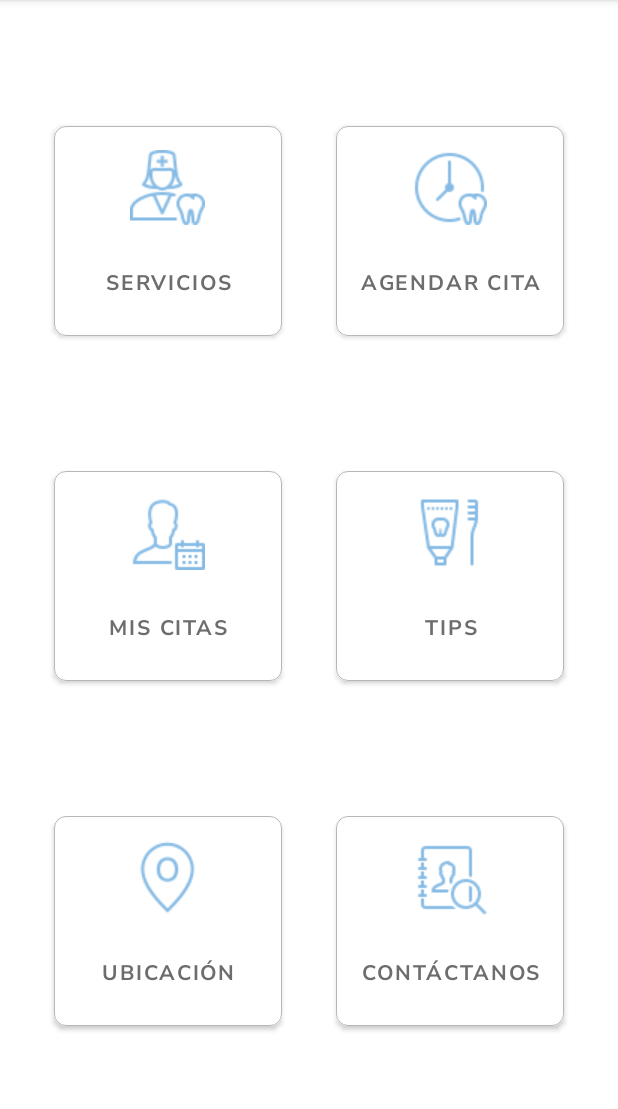
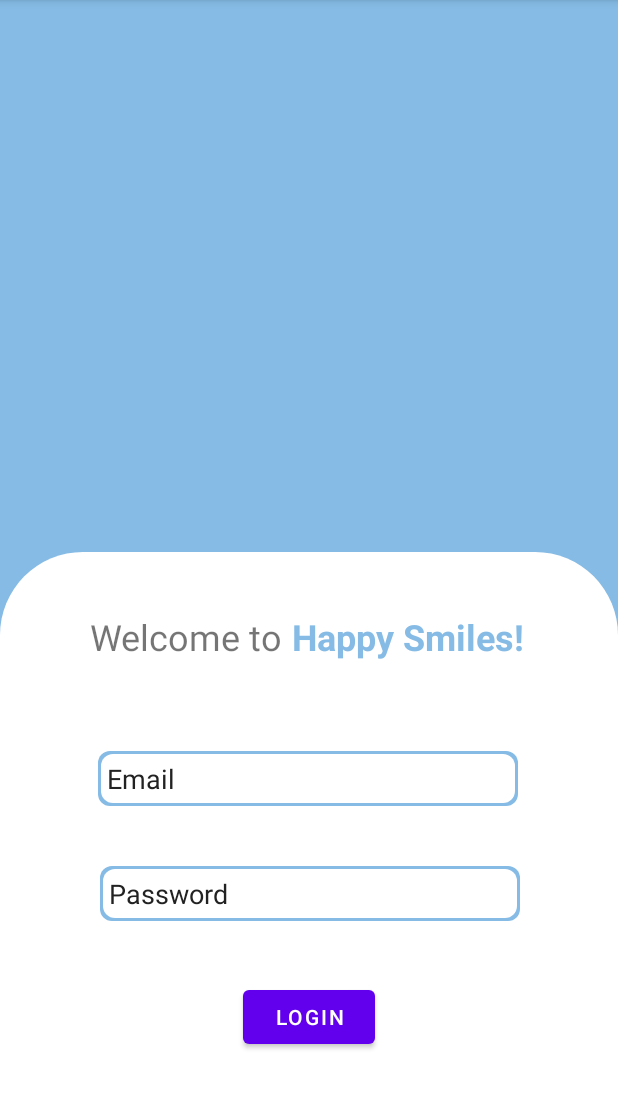
Before and after one commit to nathaliehidalgo/DentistApp, an Android app: the screen it shows after launch (MainActivity before the commit, LoginActivity after it), on a phone screen of 412 x 824 dp, the part 84-1193 px from its top. Run offline under Robolectric (Android 15) with nearby library versions, the phone set to English and light mode, and no system bars; our stand-ins replace Firebase (no records; nobody signed in at launch, a user with empty details on screens opened directly); Roboto replaces fonts that are not available here.

Commit message:
login activity changes

```diff
--- a/app/build.gradle
+++ b/app/build.gradle
@@ -1,9 +1,6 @@
 plugins {
     id 'com.android.application'
-}
-
-repositories {
-    google()
+    id 'com.google.gms.google-services'
 }
 
 
@@ -40,9 +37,14 @@ dependencies {
     implementation 'androidx.appcompat:appcompat:1.2.0'
     implementation 'com.google.android.material:material:1.3.0'
     implementation 'androidx.constraintlayout:constraintlayout:2.0.4'
+    implementation 'com.google.firebase:firebase-database:19.7.0'
+    implementation 'com.firebaseui:firebase-ui-database:6.3.0'
+    implementation 'com.google.firebase:firebase-auth'
     testImplementation 'junit:junit:4.+'
     androidTestImplementation 'androidx.test.ext:junit:1.1.2'
     androidTestImplementation 'androidx.test.espresso:espresso-core:3.3.0'
     implementation 'pl.droidsonroids.gif:android-gif-drawable:1.2.3'
     implementation 'com.airbnb.android:lottie:3.7.0'
+    implementation 'com.firebaseui:firebase-ui-auth:6.4.0'
+    implementation platform('com.google.firebase:firebase-bom:26.8.0')
 }
--- a/app/src/main/AndroidManifest.xml
+++ b/app/src/main/AndroidManifest.xml
@@ -1,6 +1,10 @@
 <?xml version="1.0" encoding="utf-8"?>
 <manifest xmlns:android="http://schemas.android.com/apk/res/android"
     package="com.example.dentistapp">
+
+    <uses-permission android:name="android.permission.INTERNET" />
+    <uses-permission android:name="android.permission.ACCESS_NETWORK_STATE" />
+
 
     <application
         android:allowBackup="true"
@@ -11,6 +15,7 @@
         android:theme="@style/Theme.DentistApp">
         <activity android:name=".MainActivity"/>
         <activity android:name=".DisplayServicesActivity"/>
+        <activity android:name=".LoginActivity"/>
         <activity android:name="com.example.dentistapp.SplashActivity">
             <intent-filter>
                 <action android:name="android.intent.action.MAIN" />
--- /dev/null
+++ b/app/src/main/java/com/example/dentistapp/LoginActivity.java
@@ -0,0 +1,53 @@
+package com.example.dentistapp;
+
+import android.content.Intent;
+import android.os.Bundle;
+import android.util.Log;
+import android.widget.Button;
+import android.widget.EditText;
+import android.widget.Toast;
+
+import androidx.appcompat.app.AppCompatActivity;
+
+import com.google.firebase.auth.FirebaseAuth;
+import com.google.firebase.auth.FirebaseUser;
+
+public class LoginActivity extends AppCompatActivity {
+    private static final androidx.appcompat.app.AppCompatDelegate AppCompatDelegate = null;
+
+    private static final String TAG = "MainActivity";
+    private FirebaseAuth mAuth;
+
+
+    @Override
+    protected void onCreate(Bundle savedInstanceState) {
+        super.onCreate(savedInstanceState);
+        setContentView(R.layout.activity_login);
+        mAuth = FirebaseAuth.getInstance();
+
+        Button loginBtn = (Button) findViewById(R.id.login_button);
+        EditText emailInput = (EditText) findViewById(R.id.edittext_email);
+        EditText passwordInput = (EditText) findViewById(R.id.edittext_password);
+
+        loginBtn.setOnClickListener(v -> mAuth.signInWithEmailAndPassword(emailInput.getText().toString(), passwordInput.getText().toString())
+                .addOnCompleteListener(LoginActivity.this, task -> {
+                    if (task.isSuccessful()) {
+                        // Sign in success, update UI with the signed-in user's information
+                        Log.d(TAG, "signInWithEmail:success");
+                        FirebaseUser user = mAuth.getCurrentUser();
+                        openNewActivity();
+                    } else {
+                        // If sign in fails, display a message to the user.
+                        Log.w(TAG, "signInWithEmail:failure", task.getException());
+                        Toast.makeText(LoginActivity.this, "Authentication failed.",
+                                Toast.LENGTH_SHORT).show();
+                    }
+                }));
+    }
+
+    private void openNewActivity() {
+        Intent intent = new Intent(this, MainActivity.class);
+        startActivity(intent);
+    }
+
+}
--- a/app/src/main/java/com/example/dentistapp/SplashActivity.java
+++ b/app/src/main/java/com/example/dentistapp/SplashActivity.java
@@ -20,7 +20,7 @@ public class SplashActivity extends AppCompatActivity {
             @Override
             public void run() {
                 /* Create an Intent that will start the Menu-Activity. */
-                Intent mainIntent = new Intent(SplashActivity.this, MainActivity.class);
+                Intent mainIntent = new Intent(SplashActivity.this, LoginActivity.class);
                 SplashActivity.this.startActivity(mainIntent);
                 SplashActivity.this.finish();
             }
--- /dev/null
+++ b/app/src/main/res/drawable/edit_text_style.xml
@@ -0,0 +1,25 @@
+<?xml version="1.0" encoding="utf-8"?>
+<layer-list xmlns:android="http://schemas.android.com/apk/res/android">
+    <item>
+        <shape android:shape="rectangle">
+            <solid android:color="@color/mainblue" />
+            <corners android:radius="8dp" />
+        </shape>
+    </item>
+
+    <item
+        android:bottom="2dp"
+        android:padding="6dp"
+        android:textColorHint="#222222"
+        android:textColor="#000"
+        android:left="2dp"
+        android:right="2dp"
+        android:top="2dp">
+        <shape android:shape="rectangle">
+            <padding android:top="10dp" />
+            <solid android:color="@android:color/white" />
+            <corners android:radius="8dp" />
+
+        </shape>
+    </item>
+</layer-list>
--- a/app/src/main/res/drawable/rectangle_view.xml
+++ b/app/src/main/res/drawable/rectangle_view.xml
@@ -7,8 +7,8 @@
         <shape
             android:shape="rectangle">
             <solid android:color="@color/white"/>
-            <corners android:topRightRadius="50dp"
-                android:topLeftRadius="50dp"
+            <corners android:topRightRadius="55dp"
+                android:topLeftRadius="55dp"
                 />
         </shape>
     </item>
--- a/app/src/main/res/layout/activity_login.xml
+++ b/app/src/main/res/layout/activity_login.xml
@@ -1,6 +1,84 @@
 <?xml version="1.0" encoding="utf-8"?>
-<androidx.constraintlayout.widget.ConstraintLayout
-    xmlns:android="http://schemas.android.com/apk/res/android" android:layout_width="match_parent"
-    android:layout_height="match_parent">
+<androidx.constraintlayout.widget.ConstraintLayout xmlns:android="http://schemas.android.com/apk/res/android"
+    xmlns:app="http://schemas.android.com/apk/res-auto"
+    xmlns:tools="http://schemas.android.com/tools"
+    android:layout_width="match_parent"
+    android:layout_height="match_parent"
+    android:background="@color/mainblue"
+    android:orientation="vertical">
+
+    <View
+        android:id="@+id/whiteview"
+        android:layout_width="match_parent"
+        android:layout_height="400dp"
+        android:background="@drawable/rectangle_view"
+        app:layout_constraintBottom_toBottomOf="parent"
+        app:layout_constraintStart_toStartOf="parent" />
+
+    <EditText
+        android:id="@+id/edittext_email"
+        android:layout_width="280dp"
+        android:layout_height="wrap_content"
+        android:layout_marginTop="60dp"
+        android:background="@drawable/edit_text_style"
+        android:hint="Email"
+        android:padding="6dp"
+        android:textColorHint="#222222"
+        app:layout_constraintEnd_toEndOf="parent"
+        app:layout_constraintHorizontal_bias="0.496"
+
+        app:layout_constraintStart_toStartOf="parent"
+        app:layout_constraintTop_toBottomOf="@+id/textView" />
+
+    <EditText
+        android:id="@+id/edittext_password"
+        android:layout_width="280dp"
+        android:layout_height="wrap_content"
+        android:layout_marginTop="40dp"
+        android:background="@drawable/edit_text_style"
+        android:hint="Password"
+        android:inputType="textPassword"
+        android:padding="6dp"
+        android:textColorHint="#222222"
+        app:layout_constraintEnd_toEndOf="parent"
+        app:layout_constraintHorizontal_bias="0.503"
+        app:layout_constraintStart_toStartOf="parent"
+        app:layout_constraintTop_toBottomOf="@+id/edittext_email" />
+
+    <Button
+        android:id="@+id/login_button"
+        android:layout_width="wrap_content"
+        android:layout_height="wrap_content"
+        android:layout_marginTop="40dp"
+        android:text="Login"
+        app:layout_constraintEnd_toEndOf="parent"
+        app:layout_constraintStart_toStartOf="parent"
+        app:layout_constraintTop_toBottomOf="@+id/edittext_password" />
+
+    <TextView
+        android:id="@+id/textView"
+        android:layout_width="wrap_content"
+        android:layout_height="wrap_content"
+        android:layout_marginStart="60dp"
+        android:layout_marginTop="40dp"
+        android:text="Welcome to "
+        android:textSize="24sp"
+        app:layout_constraintStart_toStartOf="parent"
+        app:layout_constraintTop_toTopOf="@+id/whiteview" />
+
+    <TextView
+        android:id="@+id/textView3"
+        android:layout_width="wrap_content"
+        android:layout_height="wrap_content"
+        android:layout_marginEnd="60dp"
+        android:text="Happy Smiles!"
+        android:textColor="@color/mainblue"
+        android:textSize="24sp"
+        android:textStyle="bold"
+        app:layout_constraintEnd_toEndOf="parent"
+        app:layout_constraintHorizontal_bias="0.0"
+        app:layout_constraintStart_toEndOf="@+id/textView"
+        app:layout_constraintTop_toTopOf="@+id/textView" />
+
 
 </androidx.constraintlayout.widget.ConstraintLayout>
--- a/app/src/main/res/layout/activity_splash.xml
+++ b/app/src/main/res/layout/activity_splash.xml
@@ -5,13 +5,13 @@
     android:layout_width="match_parent"
     android:layout_height="match_parent"
     android:gravity="center"
-    android:background="@color/lightblue1"
+    android:background="@color/mainblue"
     tools:context="com.example.dentistapp.SplashActivity">
 
     <pl.droidsonroids.gif.GifImageView
         android:layout_width="wrap_content"
         android:layout_height="wrap_content"
-        android:src="@drawable/happysmiles"
+        android:src="@drawable/transparenttooth"
         />
 
 
--- a/app/src/main/res/values/colors.xml
+++ b/app/src/main/res/values/colors.xml
@@ -8,4 +8,7 @@
     <color name="black">#FF000000</color>
     <color name="white">#FFFFFFFF</color>
     <color name="lightblue1">#4ea6c0</color>
+    <color name="lightblue2">#D4EFFF</color>
+    <color name="mainblue">#85bbe5</color>
+
 </resources>
--- a/build.gradle
+++ b/build.gradle
@@ -6,6 +6,7 @@ buildscript {
     }
     dependencies {
         classpath "com.android.tools.build:gradle:4.1.3"
+        classpath 'com.google.gms:google-services:4.3.5'
 
         // NOTE: Do not place your application dependencies here; they belong
         // in the individual module build.gradle files
```
Also changed, not shown: app/src/main/res/drawable/transparenttooth.gif (added), 1 other file.
